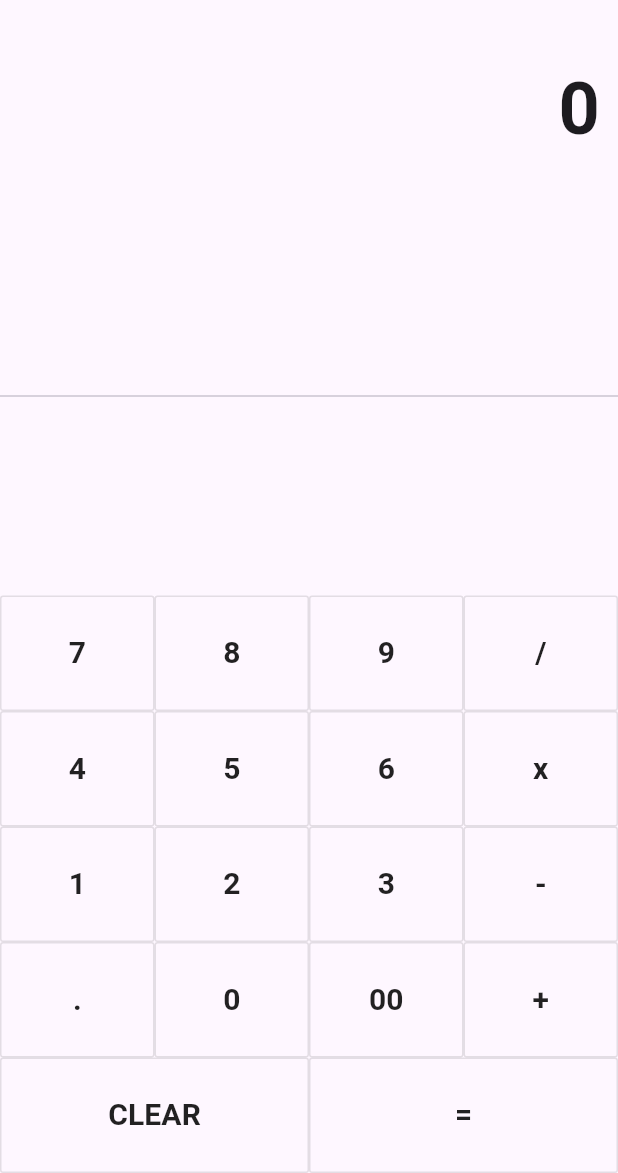
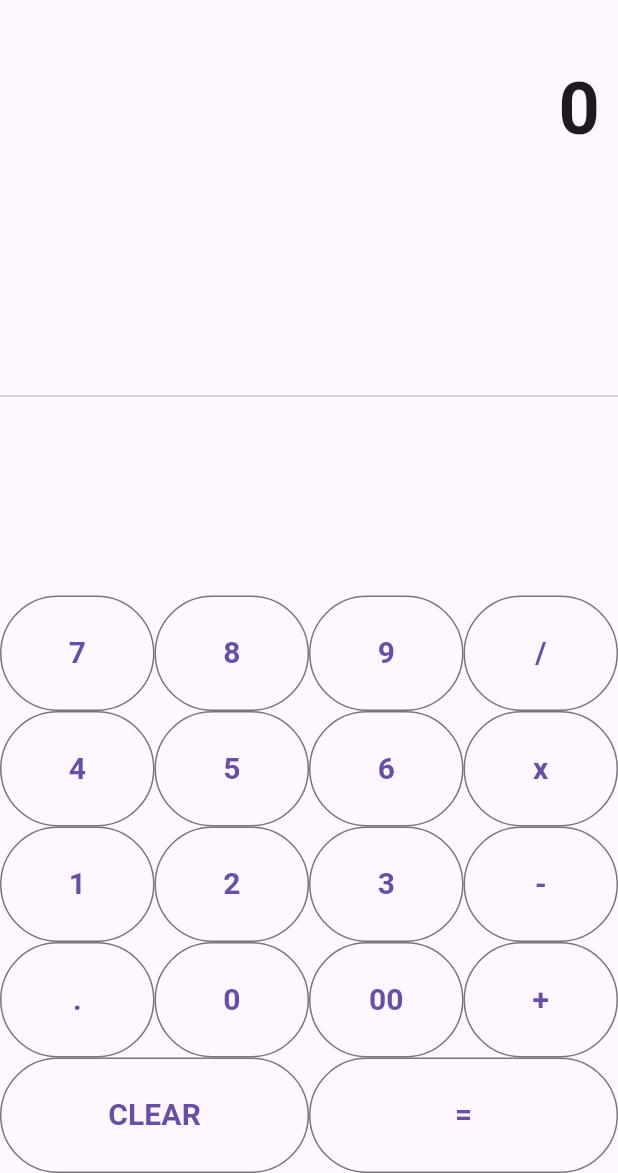
Before and after one commit to ishimwethierryhenry/mob_prog_assign_one, a Flutter app: the screen it shows after launch, on a phone screen of 412 x 824 dp, the part 63-1236 px from its top. Run offline on Flutter 3.47's test engine with Material 3 defaults, Android fonts, the phone set to English and light mode, and no system bars.

Commit message:
Update main.dart

```diff
--- a/calculator_design_app/lib/main.dart
+++ b/calculator_design_app/lib/main.dart
@@ -35,7 +35,10 @@ class _CalculatorState extends State<Calculator> {
       num1 = 0.0;
       num2 = 0.0;
       operand = "";
-    } else if (buttonText == "+" || buttonText == "-" || buttonText == "x" || buttonText == "/") {
+    } else if (buttonText == "+" ||
+        buttonText == "-" ||
+        buttonText == "x" ||
+        buttonText == "/") {
       num1 = double.parse(output);
       operand = buttonText;
       _output = "0";
@@ -78,8 +81,10 @@ class _CalculatorState extends State<Calculator> {
 
   Widget buildButton(String buttonText) {
     return Expanded(
-      child: OutlineButton(
-        padding: EdgeInsets.all(24.0),
+      child: OutlinedButton(
+        style: OutlinedButton.styleFrom(
+          padding: EdgeInsets.all(24.0),
+        ),
         child: Text(
           buttonText,
           style: TextStyle(
```
